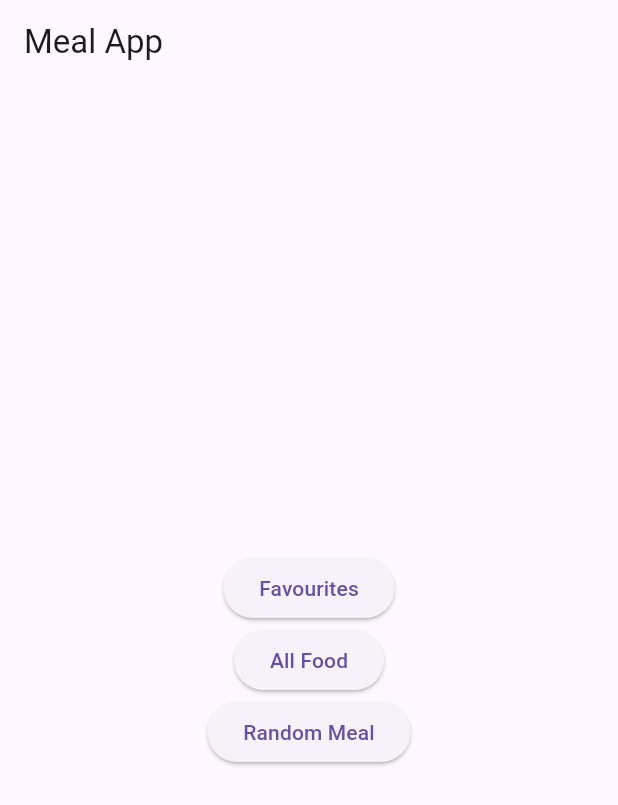
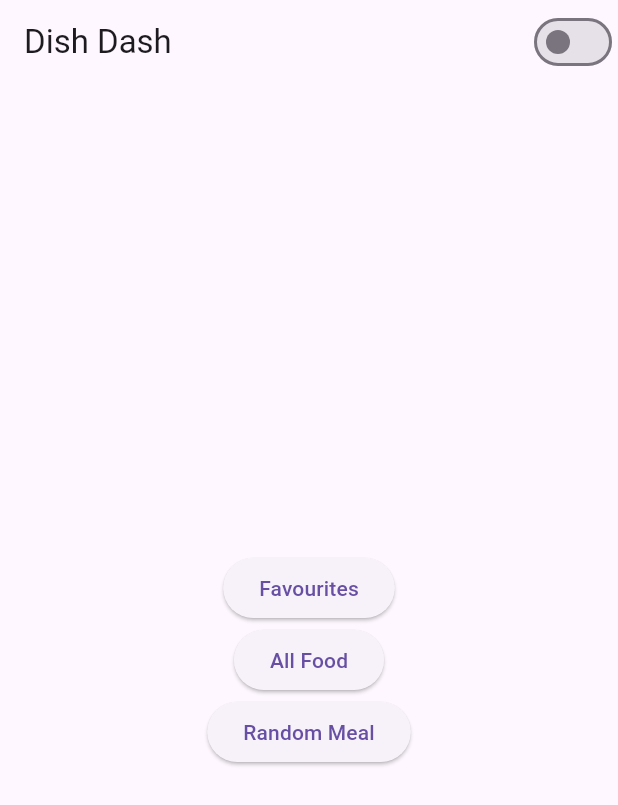
Before and after one commit to Linch-mini/DishDash, a Flutter app: the screen it shows after launch, on a phone screen of 412 x 824 dp. Shown: the top 805 px of the screen. Run offline on Flutter 3.47's test engine with Material 3 defaults, Android fonts, the phone set to English and light mode, and no system bars.

Commit message:
Added support for dark theme

```diff
--- a/dish_dash/lib/category_screen.dart
+++ b/dish_dash/lib/category_screen.dart
@@ -2,6 +2,7 @@ import 'package:flutter/material.dart';
 import 'dart:convert';
 import 'package:http/http.dart' as http;
 import 'picked_meals_screen.dart';
+import 'custom_appbar.dart';
 
 class CategoryScreen extends StatefulWidget {
   const CategoryScreen({Key? key}) : super(key: key);
@@ -37,9 +38,7 @@ class _CategoryScreenState extends State<CategoryScreen> {
   @override
   Widget build(BuildContext context) {
     return Scaffold(
-      appBar: AppBar(
-        title: const Text('Categories'),
-      ),
+      appBar: const CustomAppBar(title: 'Categories'),
       body: FutureBuilder<List<String>>(
         future: _categoriesFuture,
         builder: (context, snapshot) {
--- /dev/null
+++ b/dish_dash/lib/custom_appbar.dart
@@ -0,0 +1,34 @@
+import 'package:flutter/material.dart';
+import 'package:provider/provider.dart';
+import 'custom_theme.dart';
+
+class CustomAppBar extends StatefulWidget implements PreferredSizeWidget {
+  final String title;
+
+  const CustomAppBar({super.key, required this.title});
+
+  @override
+  _CustomAppBarState createState() => _CustomAppBarState();
+
+  @override
+  Size get preferredSize => const Size.fromHeight(kToolbarHeight);
+}
+
+class _CustomAppBarState extends State<CustomAppBar> {
+  @override
+  Widget build(BuildContext context) {
+    final themeProvider = Provider.of<ThemeProvider>(context);
+    return AppBar(
+      backgroundColor: Colors.transparent,
+      title: Text(widget.title),
+      actions: <Widget>[
+        Switch.adaptive(
+          value: themeProvider.isDarkMode(context),
+          onChanged: (value) {
+            themeProvider.toggleTheme(value);
+          },
+        ),
+      ],
+    );
+  }
+}
--- /dev/null
+++ b/dish_dash/lib/custom_theme.dart
@@ -0,0 +1,19 @@
+import 'package:flutter/material.dart';
+
+class ThemeProvider extends ChangeNotifier {
+  ThemeMode themeMode = ThemeMode.light;
+
+  bool isDarkMode(BuildContext context) {
+    if (themeMode == ThemeMode.system) {
+      final brightness = MediaQuery.of(context).platformBrightness;
+      return brightness == Brightness.dark;
+    } else {
+      return themeMode == ThemeMode.dark;
+    }
+  }
+
+  void toggleTheme(bool isOn) {
+    themeMode = isOn ? ThemeMode.dark : ThemeMode.light;
+    notifyListeners();
+  }
+}
--- a/dish_dash/lib/main.dart
+++ b/dish_dash/lib/main.dart
@@ -1,5 +1,7 @@
 import 'package:flutter/material.dart';
+import 'package:provider/provider.dart';
 import 'start_screen.dart';
+import 'custom_theme.dart';
 
 void main() {
   runApp(const MainApp());
@@ -10,8 +12,18 @@ class MainApp extends StatelessWidget {
 
   @override
   Widget build(BuildContext context) {
-    return MaterialApp(
-      home: StartScreen(),
+    return ChangeNotifierProvider(
+      create: (context) => ThemeProvider(),
+      child: Consumer<ThemeProvider>(
+        builder: (context, themeProvider, child) {
+          return MaterialApp(
+            themeMode: themeProvider.themeMode,
+            theme: ThemeData.light(),
+            darkTheme: ThemeData.dark(),
+            home: StartScreen(),
+          );
+        },
+      ),
     );
   }
 }
--- a/dish_dash/lib/meal_screen.dart
+++ b/dish_dash/lib/meal_screen.dart
@@ -2,6 +2,7 @@ import 'package:flutter/material.dart';
 import 'meal.dart';
 import 'dart:convert';
 import 'package:http/http.dart' as http;
+import 'custom_appbar.dart';
 
 class MealScreen extends StatefulWidget {
   final int mealId;
@@ -41,9 +42,7 @@ class _MealScreenState extends State<MealScreen> {
   @override
   Widget build(BuildContext context) {
     return Scaffold(
-      appBar: AppBar(
-        title: const Text('Meal Details'),
-      ),
+      appBar: const CustomAppBar(title: 'Meal Details'),
       body: FutureBuilder<Meal>(
         future: _mealFuture,
         builder: (context, snapshot) {
--- a/dish_dash/lib/picked_meals_screen.dart
+++ b/dish_dash/lib/picked_meals_screen.dart
@@ -3,6 +3,7 @@ import 'dart:convert';
 import 'package:http/http.dart' as http;
 import 'meal_screen.dart';
 import 'meal.dart';
+import 'custom_appbar.dart';
 
 class PickedMealsScreen extends StatefulWidget {
   final String category;
@@ -49,9 +50,7 @@ class _PickedMealsScreenState extends State<PickedMealsScreen> {
   @override
   Widget build(BuildContext context) {
     return Scaffold(
-      appBar: AppBar(
-        title: const Text('Picked Meals'),
-      ),
+      appBar: const CustomAppBar(title: 'Picked Meals'),
       body: FutureBuilder<List<Meal>>(
         future: _pickedMealsFuture,
         builder: (context, snapshot) {
--- a/dish_dash/lib/start_screen.dart
+++ b/dish_dash/lib/start_screen.dart
@@ -1,5 +1,6 @@
 import 'package:flutter/material.dart';
 import 'category_screen.dart';
+import 'custom_appbar.dart';
 
 class StartScreen extends StatelessWidget {
   const StartScreen({Key? key}) : super(key: key);
@@ -7,9 +8,7 @@ class StartScreen extends StatelessWidget {
   @override
   Widget build(BuildContext context) {
     return Scaffold(
-      appBar: AppBar(
-        title: const Text('Meal App'),
-      ),
+      appBar: const CustomAppBar(title: 'Dish Dash'),
       body: Center(
         child: Column(
           mainAxisAlignment: MainAxisAlignment.center,
--- a/dish_dash/pubspec.yaml
+++ b/dish_dash/pubspec.yaml
@@ -10,6 +10,8 @@ dependencies:
   flutter:
     sdk: flutter
   http: ^0.13.3
+  flutter_riverpod: ^2.5.1
+  provider: ^6.0.1
 
 dev_dependencies:
   flutter_test:
```
Also changed, not shown: dish_dash/pubspec.lock.
